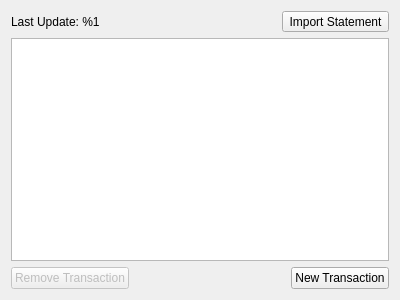
VSRonin/BudgetyMcBudgetface, file src/transactionstab.ui: the form before one commit.
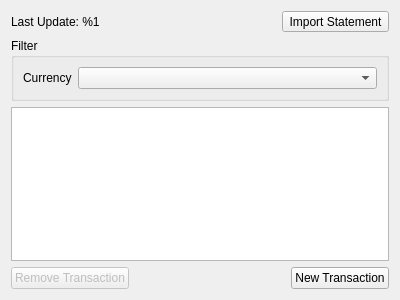
The form after the commit.

Diff of the .ui file:
```diff
--- a/src/transactionstab.ui
+++ b/src/transactionstab.ui
@@ -49,7 +49,30 @@
     </layout>
    </item>
    <item>
-    <widget class="QTableView" name="transactionView"/>
+    <widget class="QGroupBox" name="filterGroup">
+     <property name="title">
+      <string>Filter</string>
+     </property>
+     <layout class="QFormLayout" name="formLayout">
+      <item row="0" column="0">
+       <widget class="QLabel" name="label">
+        <property name="text">
+         <string>Currency</string>
+        </property>
+       </widget>
+      </item>
+      <item row="0" column="1">
+       <widget class="QComboBox" name="currencyFilterCombo"/>
+      </item>
+     </layout>
+    </widget>
+   </item>
+   <item>
+    <widget class="QTableView" name="transactionView">
+     <attribute name="verticalHeaderVisible">
+      <bool>false</bool>
+     </attribute>
+    </widget>
    </item>
    <item>
     <layout class="QHBoxLayout" name="horizontalLayout_2">
```
